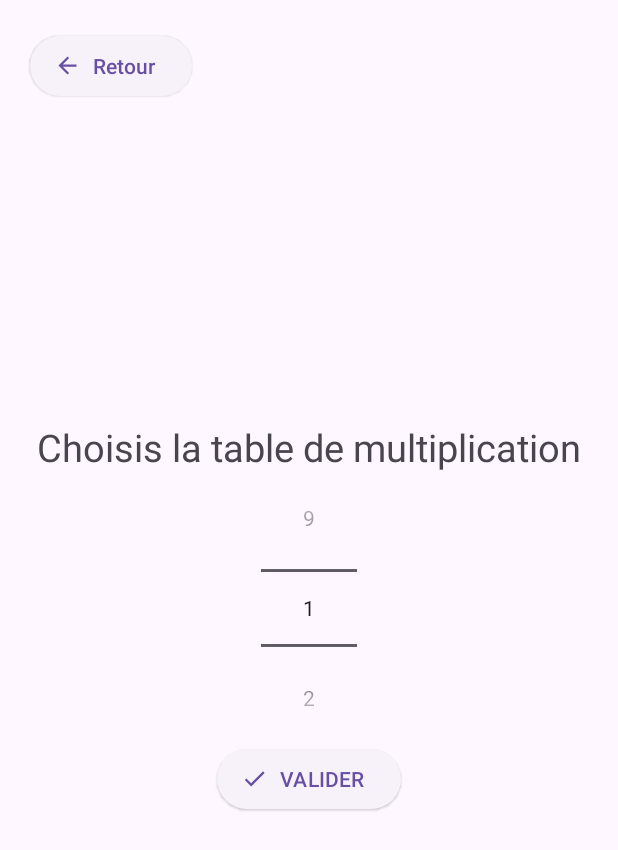
After one commit to IUT2follmih/MiniProjet, an Android app: the TableDeMultiplicationActivity screen opened directly, with no data from a screen before it, on a phone screen of 412 x 824 dp. The commit adds this screen. Shown: the top 850 px of the screen. Run offline under Robolectric (Android 15) with nearby library versions, the phone set to English and light mode, and no system bars.

Commit message:
Ajout du 1er jeux pt 1

```diff
--- a/app/src/main/AndroidManifest.xml
+++ b/app/src/main/AndroidManifest.xml
@@ -12,6 +12,12 @@
         android:supportsRtl="true"
         android:theme="@style/Theme.MiniProjet"
         tools:targetApi="31">
+        <activity
+            android:name=".TableDeMultiplicationReponsesActivity"
+            android:exported="false" />
+        <activity
+            android:name=".TableDeMultiplicationActivity"
+            android:exported="false" />
         <activity
             android:name=".ResultatActivity"
             android:exported="false" />
--- /dev/null
+++ b/app/src/main/java/com/example/miniprojet/TableDeMultiplicationActivity.java
@@ -0,0 +1,45 @@
+package com.example.miniprojet;
+
+import android.content.Intent;
+import android.os.Bundle;
+import android.view.View;
+import android.widget.Button;
+import android.widget.NumberPicker;
+
+import androidx.appcompat.app.AppCompatActivity;
+
+public class TableDeMultiplicationActivity extends AppCompatActivity {
+
+    NumberPicker nbPicker;
+    Button btnValider, btnRetour;
+    @Override
+    protected void onCreate(Bundle savedInstanceState) {
+        super.onCreate(savedInstanceState);
+
+        // On charge le XML pour créer l'arbre graphique
+        setContentView(R.layout.activity_table_de_multiplication);
+
+        nbPicker = (NumberPicker) findViewById(R.id.Table_mult_nbPicker);
+        nbPicker.setMaxValue(9);
+        nbPicker.setMinValue(1);
+        btnValider = (Button) findViewById(R.id.Table_mult_btnTable);
+        btnRetour = (Button) findViewById(R.id.Table_mult_button_retour);
+        btnRetour.setOnClickListener(new View.OnClickListener() {
+            @Override
+            public void onClick(View v) {
+                Intent intent = new Intent();
+                intent.addFlags(Intent.FLAG_ACTIVITY_CLEAR_TOP);
+                finish();
+            }
+        });
+
+
+        btnValider.setOnClickListener(new View.OnClickListener() {
+            @Override
+            public void onClick(View view) {
+                Intent intent = new Intent(TableDeMultiplicationActivity.this, TableDeMultiplicationReponsesActivity.class);
+                startActivity(intent);
+            }
+        });
+    }
+}
--- /dev/null
+++ b/app/src/main/res/drawable/baseline_check_24.xml
@@ -0,0 +1,5 @@
+<vector xmlns:android="http://schemas.android.com/apk/res/android" android:height="24dp" android:tint="#000000" android:viewportHeight="24" android:viewportWidth="24" android:width="24dp">
+
+    <path android:fillColor="@android:color/white" android:pathData="M9,16.17L4.83,12l-1.42,1.41L9,19 21,7l-1.41,-1.41z"/>
+
+</vector>
--- /dev/null
+++ b/app/src/main/res/layout/activity_table_de_multiplication.xml
@@ -0,0 +1,49 @@
+<?xml version="1.0" encoding="utf-8"?>
+<RelativeLayout xmlns:android="http://schemas.android.com/apk/res/android"
+    xmlns:app="http://schemas.android.com/apk/res-auto"
+    xmlns:tools="http://schemas.android.com/tools"
+    android:layout_width="match_parent"
+    android:layout_height="match_parent"
+    tools:context=".TableDeMultiplicationActivity">
+
+    <Button
+        style="@style/Widget.Material3.Button.ElevatedButton.Icon"
+        android:layout_width="wrap_content"
+        android:layout_height="wrap_content"
+        android:text="@string/Creation_button_text_retour"
+        android:id="@+id/Table_mult_button_retour"
+        android:layout_margin="20dp"
+        app:icon="@drawable/baseline_arrow_back_24"
+        />
+
+    <LinearLayout
+        android:layout_width="wrap_content"
+        android:layout_height="wrap_content"
+        android:gravity="center"
+        android:padding="15dp"
+        android:orientation="vertical"
+        android:layout_centerInParent="true">
+
+        <TextView
+            android:layout_width="wrap_content"
+            android:layout_height="wrap_content"
+            android:text="@string/tableText"
+            android:textSize="25dp"/>
+
+        <NumberPicker
+            android:id="@+id/Table_mult_nbPicker"
+            android:layout_width="wrap_content"
+            android:layout_height="wrap_content"/>
+
+        <Button
+            style="@style/Widget.Material3.Button.ElevatedButton.Icon"
+            android:id="@+id/Table_mult_btnTable"
+            android:layout_width="wrap_content"
+            android:layout_height="wrap_content"
+            android:text="@string/buttonTableValider"
+            app:icon="@drawable/baseline_check_24"
+            />
+
+    </LinearLayout>
+
+</RelativeLayout>
--- a/app/src/main/res/values/strings.xml
+++ b/app/src/main/res/values/strings.xml
@@ -21,4 +21,7 @@
     <string name="Template_user_prenom_text">PRENOM</string>
     <string name="Template_user_nom_text">NOM</string>
     <string name="Main_text_list_vide">Aucun compte enregistré veuillez en crée un !</string>
+    <string name="tableText">Choisis la table de multiplication</string>
+    <string name="buttonTableValider">VALIDER</string>
+    <string name="Table_mult_res_btn_text">VALIDER</string>
 </resources>
```
Also changed, not shown: app/src/main/java/com/example/miniprojet/MainActivity.java (+6 -5 lines), app/src/main/java/com/example/miniprojet/TableDeMultiplicationReponsesActivity.java (added, +70 -0 lines), app/src/main/java/com/example/miniprojet/tableMultiplication/Multiplication.java (added, +32 -0 lines), app/src/main/java/com/example/miniprojet/tableMultiplication/TableDeMultiplication.java (added, +36 -0 lines), app/src/main/res/layout/activity_table_de_multiplication_reponses.xml (added, +38 -0 lines), app/src/main/res/layout/template_calcul.xml (added, +24 -0 lines).
